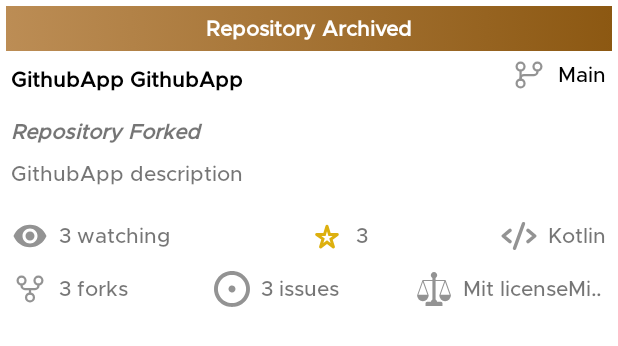
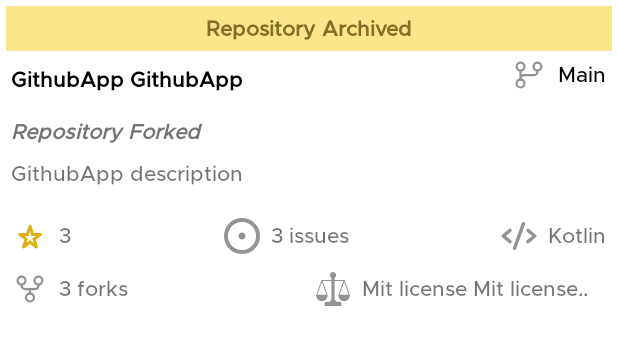
Before and after one commit to DidahDx/GithubApp, an Android app: the layout item_github_repository.xml on its own in the app's theme, with its tools: preview values and no code run, on a phone screen of 412 x 824 dp. Shown: the top 346 px of the screen. Run offline under Robolectric (Android 15) with nearby library versions, the phone set to English and light mode, and no system bars.

```diff
--- a/app/build.gradle
+++ b/app/build.gradle
@@ -37,6 +37,7 @@ android {
     }
     kotlinOptions {
         jvmTarget = JavaVersion.VERSION_1_8.toString()
+        freeCompilerArgs += ["-Xopt-in=kotlin.RequiresOptIn"]
     }
 }
 
@@ -48,8 +49,10 @@ dependencies {
     implementation androidx.constraintlayout
     implementation legacySupport.legacy_support_v4
 
+    //lifecycle
     implementation lifecycle.livedata_ktx
     implementation lifecycle.viewmodel_ktx
+    implementation lifecycle.viewmodel_savedstate
 
 
     // Kotlin
@@ -72,6 +75,8 @@ dependencies {
     //dagger hilt
     implementation daggerHiltLib.hilt_android
     kapt daggerHiltLib.hilt_compiler
+    implementation daggerHiltLib.hilt_lifecycle_viewmodel
+    kapt daggerHiltLib.androidx_hilt_compiler
 
     implementation airbnbLottie.lottie
 
--- a/app/src/main/java/com/github/didahdx/githubapp/common/Constants.kt
+++ b/app/src/main/java/com/github/didahdx/githubapp/common/Constants.kt
@@ -1,7 +1,11 @@
 package com.github.didahdx.githubapp.common
 
 object Constants {
+    const val DEFAULT_ORDER_BY = "desc"
     const val GITHUB_END_POINT = "https://api.github.com/"
-    const val PAGE_SIZE = 50
+    const val DEFAULT_SORT_GITHUB = "pushed"
+    const val PAGE_SIZE = 35
+    private const val PAGE_PREFETCHED_SIZE = 3 //should not be lower than 3
+    const val PAGE_MAX_SIZE = PAGE_SIZE * PAGE_PREFETCHED_SIZE
     const val FIRST_PAGE = 1
 }
--- a/app/src/main/java/com/github/didahdx/githubapp/data/remote/api/GitHubApiService.kt
+++ b/app/src/main/java/com/github/didahdx/githubapp/data/remote/api/GitHubApiService.kt
@@ -1,6 +1,7 @@
 package com.github.didahdx.githubapp.data.remote.api
 
 import com.github.didahdx.githubapp.BuildConfig
+import com.github.didahdx.githubapp.common.Constants
 import com.github.didahdx.githubapp.data.remote.dto.RepositoryDto
 import com.github.didahdx.githubapp.data.remote.dto.SearchUsers
 import com.github.didahdx.githubapp.data.remote.dto.User
@@ -51,6 +52,8 @@ interface GitHubApiService {
     suspend fun getUsersRepositoryList(
         @Path("username") userName: String,
         @Query("page") page: Int,
-        @Query("per_page") pageSize: Int
+        @Query("per_page") pageSize: Int,
+        @Query("sort") sortBy: String = Constants.DEFAULT_SORT_GITHUB,
+        @Query("direction") orderBy: String = Constants.DEFAULT_ORDER_BY
     ): List<RepositoryDto>
 }
--- a/app/src/main/java/com/github/didahdx/githubapp/data/repository/UsersRepository.kt
+++ b/app/src/main/java/com/github/didahdx/githubapp/data/repository/UsersRepository.kt
@@ -14,9 +14,9 @@ interface UsersRepository {
     ): Flow<PagingData<User>>
 
 
-    suspend fun getUserDetails(
+     fun getUserDetails(
         userName: String
-    ): UserDetails
+    ): Flow<UserDetails>
 
 
     fun getFollowerList(
--- a/app/src/main/java/com/github/didahdx/githubapp/ui/follow/FollowViewModel.kt
+++ b/app/src/main/java/com/github/didahdx/githubapp/ui/follow/FollowViewModel.kt
@@ -18,7 +18,8 @@ class FollowViewModel @Inject constructor(
     private val usersRepository: UsersRepository
 ) : ViewModel() {
 
-    private var login = savedStateHandle.getLiveData(UserDetailsViewModel.LOGIN, "")
+    private var login  : MutableLiveData<String>
+    = savedStateHandle.getLiveData(UserDetailsViewModel.LOGIN)
     var isFollowing = savedStateHandle.getLiveData(IS_FOLLOWING, true)
     val user = MutableLiveData<List<User>>()
 
--- a/app/src/main/java/com/github/didahdx/githubapp/ui/githubRepository/GithubRepoFragment.kt
+++ b/app/src/main/java/com/github/didahdx/githubapp/ui/githubRepository/GithubRepoFragment.kt
@@ -55,6 +55,7 @@ class GithubRepoFragment : Fragment(R.layout.fragment_github_repo) {
             layoutManager = manager
             addItemDecoration(itemDecoration)
         }
+
         viewLifecycleOwner.lifecycleScope.launch {
             viewModel.githubRepository.collectLatest(repoAdapter::submitData)
         }
--- a/app/src/main/java/com/github/didahdx/githubapp/ui/githubRepository/GithubRepoViewModel.kt
+++ b/app/src/main/java/com/github/didahdx/githubapp/ui/githubRepository/GithubRepoViewModel.kt
@@ -2,13 +2,11 @@ package com.github.didahdx.githubapp.ui.githubRepository
 
 import androidx.lifecycle.*
 import androidx.paging.cachedIn
-import com.github.didahdx.githubapp.data.remote.dto.RepositoryDto
 import com.github.didahdx.githubapp.data.repository.UsersRepository
 import com.github.didahdx.githubapp.ui.userDetails.UserDetailsViewModel
 import dagger.hilt.android.lifecycle.HiltViewModel
 import kotlinx.coroutines.ExperimentalCoroutinesApi
 import kotlinx.coroutines.flow.flatMapLatest
-import kotlinx.coroutines.launch
 import javax.inject.Inject
 
 @HiltViewModel
@@ -16,7 +14,8 @@ class GithubRepoViewModel @Inject constructor(
     private val savedStateHandle: SavedStateHandle,
     private val usersRepository: UsersRepository
 ) : ViewModel() {
-    private val login = savedStateHandle.getLiveData(UserDetailsViewModel.LOGIN, "")
+    private val login: MutableLiveData<String> =
+        savedStateHandle.getLiveData(UserDetailsViewModel.LOGIN)
 
     @OptIn(ExperimentalCoroutinesApi::class)
     val githubRepository = login.asFlow().flatMapLatest { userId ->
--- a/app/src/main/res/drawable/background_archive_gradient.xml
+++ /dev/null
@@ -1,10 +0,0 @@
-<?xml version="1.0" encoding="utf-8"?>
-<selector xmlns:android="http://schemas.android.com/apk/res/android">
-    <item>
-        <shape>
-            <gradient android:angle="45" android:endColor="@color/brown_dark" android:startColor="@color/brown_light" />
-        </shape>
-
-    </item>
-
-</selector>
--- a/app/src/main/res/drawable/topic_selection_chip.xml
+++ b/app/src/main/res/drawable/topic_selection_chip.xml
@@ -1,5 +1,5 @@
 <?xml version="1.0" encoding="utf-8"?>
 <selector xmlns:android="http://schemas.android.com/apk/res/android">
     <item android:color="@color/github_blue" android:state_checked="true"/>
-    <item android:color="@color/cultured"/>
+    <item android:color="@color/github_blue_light"/>
 </selector>
--- a/app/src/main/res/layout/item_github_repository.xml
+++ b/app/src/main/res/layout/item_github_repository.xml
@@ -4,21 +4,21 @@
     xmlns:tools="http://schemas.android.com/tools"
     android:layout_width="match_parent"
     android:layout_height="wrap_content"
+    android:layout_margin="2dp"
+    android:background="?android:attr/selectableItemBackground"
     android:clickable="true"
     android:focusable="true"
-    android:background="?android:attr/selectableItemBackground"
-    android:layout_margin="2dp"
     android:padding="2dp">
 
     <TextView
         android:id="@+id/tv_archived"
         android:layout_width="0dp"
         android:layout_height="wrap_content"
-        android:background="@drawable/background_archive_gradient"
+        android:background="@color/github_archive_1"
         android:gravity="center"
         android:padding="6dp"
         android:text="@string/repository_archived"
-        android:textColor="@color/white"
+        android:textColor="@color/github_archive_text"
         android:textStyle="bold"
         android:visibility="visible"
         app:layout_constraintEnd_toEndOf="parent"
@@ -62,11 +62,11 @@
         android:layout_height="wrap_content"
         android:layout_marginVertical="3dp"
         android:padding="3dp"
+        android:text="@string/repository_forked"
         android:textStyle="italic|bold"
         app:layout_constraintEnd_toEndOf="parent"
         app:layout_constraintStart_toStartOf="parent"
-        app:layout_constraintTop_toBottomOf="@id/tv_name"
-        android:text="@string/repository_forked" />
+        app:layout_constraintTop_toBottomOf="@id/tv_name" />
 
     <TextView
         android:id="@+id/tv_description"
@@ -99,21 +99,6 @@
             app:singleSelection="true" />
     </HorizontalScrollView>
 
-    <TextView
-        android:id="@+id/tv_watchers"
-        android:layout_width="wrap_content"
-        android:layout_height="wrap_content"
-        android:layout_marginVertical="3dp"
-        android:layout_marginEnd="3dp"
-        android:drawablePadding="7dp"
-        android:gravity="center_vertical"
-        android:padding="4dp"
-        app:drawableStartCompat="@drawable/ic_watchers"
-        app:layout_constraintEnd_toStartOf="@id/tv_stars"
-        app:layout_constraintHorizontal_chainStyle="spread_inside"
-        app:layout_constraintStart_toStartOf="parent"
-        app:layout_constraintTop_toBottomOf="@id/hs_topic"
-        tools:text="3 watching" />
 
     <TextView
         android:id="@+id/tv_stars"
@@ -125,10 +110,26 @@
         android:padding="4dp"
         android:visibility="visible"
         app:drawableStartCompat="@drawable/ic_star"
-        app:layout_constraintEnd_toStartOf="@id/tv_language"
-        app:layout_constraintStart_toEndOf="@id/tv_watchers"
+        app:layout_constraintEnd_toStartOf="@id/tv_issues"
+        app:layout_constraintHorizontal_chainStyle="spread_inside"
+        app:layout_constraintStart_toStartOf="parent"
         app:layout_constraintTop_toBottomOf="@id/hs_topic"
         tools:text="3" />
+
+    <TextView
+        android:id="@+id/tv_issues"
+        android:layout_width="wrap_content"
+        android:layout_height="wrap_content"
+        android:layout_marginVertical="3dp"
+        android:drawablePadding="7dp"
+        android:gravity="center_vertical"
+        android:padding="4dp"
+        app:drawableStartCompat="@drawable/ic_issues"
+        app:layout_constraintEnd_toStartOf="@id/tv_language"
+        app:layout_constraintStart_toEndOf="@id/tv_stars"
+        app:layout_constraintTop_toBottomOf="@id/hs_topic"
+        tools:text="3 issues" />
+
 
     <TextView
         android:id="@+id/tv_language"
@@ -140,7 +141,7 @@
         android:padding="4dp"
         app:drawableStartCompat="@drawable/ic_code"
         app:layout_constraintEnd_toEndOf="parent"
-        app:layout_constraintStart_toEndOf="@id/tv_stars"
+        app:layout_constraintStart_toEndOf="@id/tv_issues"
         app:layout_constraintTop_toBottomOf="@id/hs_topic"
         tools:text="Kotlin" />
 
@@ -153,25 +154,14 @@
         android:gravity="center_vertical"
         android:padding="4dp"
         app:drawableStartCompat="@drawable/ic_git_fork"
-        app:layout_constraintEnd_toStartOf="@id/tv_issues"
+        app:layout_constraintEnd_toStartOf="@id/tv_license"
+        app:layout_constraintHorizontal_bias="0.5"
         app:layout_constraintHorizontal_chainStyle="spread_inside"
         app:layout_constraintStart_toStartOf="parent"
-        app:layout_constraintTop_toBottomOf="@id/tv_watchers"
+        app:layout_constraintTop_toBottomOf="@id/tv_stars"
         tools:text="3 forks" />
 
-    <TextView
-        android:id="@+id/tv_issues"
-        android:layout_width="0dp"
-        android:layout_height="wrap_content"
-        android:layout_marginVertical="3dp"
-        android:drawablePadding="7dp"
-        android:gravity="center_vertical"
-        android:padding="4dp"
-        app:drawableStartCompat="@drawable/ic_issues"
-        app:layout_constraintEnd_toStartOf="@id/tv_license"
-        app:layout_constraintStart_toEndOf="@id/tv_fork"
-        app:layout_constraintTop_toBottomOf="@id/tv_watchers"
-        tools:text="3 issues" />
+
 
     <TextView
         android:id="@+id/tv_license"
@@ -179,16 +169,17 @@
         android:layout_height="wrap_content"
         android:layout_marginVertical="3dp"
         android:drawablePadding="7dp"
+        android:ellipsize="marquee"
         android:gravity="center_vertical"
+        android:marqueeRepeatLimit="marquee_forever"
         android:padding="4dp"
-        android:ellipsize="marquee"
-        android:marqueeRepeatLimit="marquee_forever"
         android:scrollHorizontally="true"
+        android:singleLine="true"
+        app:layout_constraintHorizontal_bias="0.7"
         app:drawableStartCompat="@drawable/ic_license"
         app:layout_constraintEnd_toEndOf="parent"
-        app:layout_constraintStart_toEndOf="@id/tv_issues"
-        app:layout_constraintTop_toBottomOf="@id/tv_watchers"
-        tools:text="Mit licenseMit licenseMit licenseMit licenseMit license"
-        android:singleLine="true" />
+        app:layout_constraintStart_toEndOf="@id/tv_fork"
+        app:layout_constraintTop_toBottomOf="@id/tv_stars"
+        tools:text="Mit license Mit license Mit license Mit license Mit license Mit license " />
 
 </androidx.constraintlayout.widget.ConstraintLayout>
--- a/app/src/main/res/values/colors.xml
+++ b/app/src/main/res/values/colors.xml
@@ -7,9 +7,13 @@
     <color name="teal_700">#FF018786</color>
     <color name="black">#FF000000</color>
     <color name="white">#FFFFFFFF</color>
-<color name="github_blue">#1f6feb</color>
+    <color name="github_blue">#1f6feb</color>
+    <color name="github_blue_light">#ddf4ff</color>
     <color name="cultured">#F7F7F8</color>
     <color name="brown_light">#BC8D55</color>
     <color name="brown_dark">#8C5812</color>
     <color name="rippleOnAccent">#3D5F5B5B</color>
+    <color name="github_archive_1">#FBE68C</color>
+    <color name="github_archive">#FFF7BE</color>
+    <color name="github_archive_text">#836f27</color>
 </resources>
```
Also changed, not shown: app/src/main/java/com/github/didahdx/githubapp/data/repository/GithubUsersRepository.kt (+11 -6 lines), app/src/main/java/com/github/didahdx/githubapp/ui/githubRepository/RepoAdapter.kt (+1 -8 lines), app/src/main/java/com/github/didahdx/githubapp/ui/searchUsers/SearchViewModel.kt (+3 -5 lines), app/src/main/java/com/github/didahdx/githubapp/ui/userDetails/UserDetailsViewModel.kt (+10 -5 lines), dependencies.gradle (+8 -3 lines).
